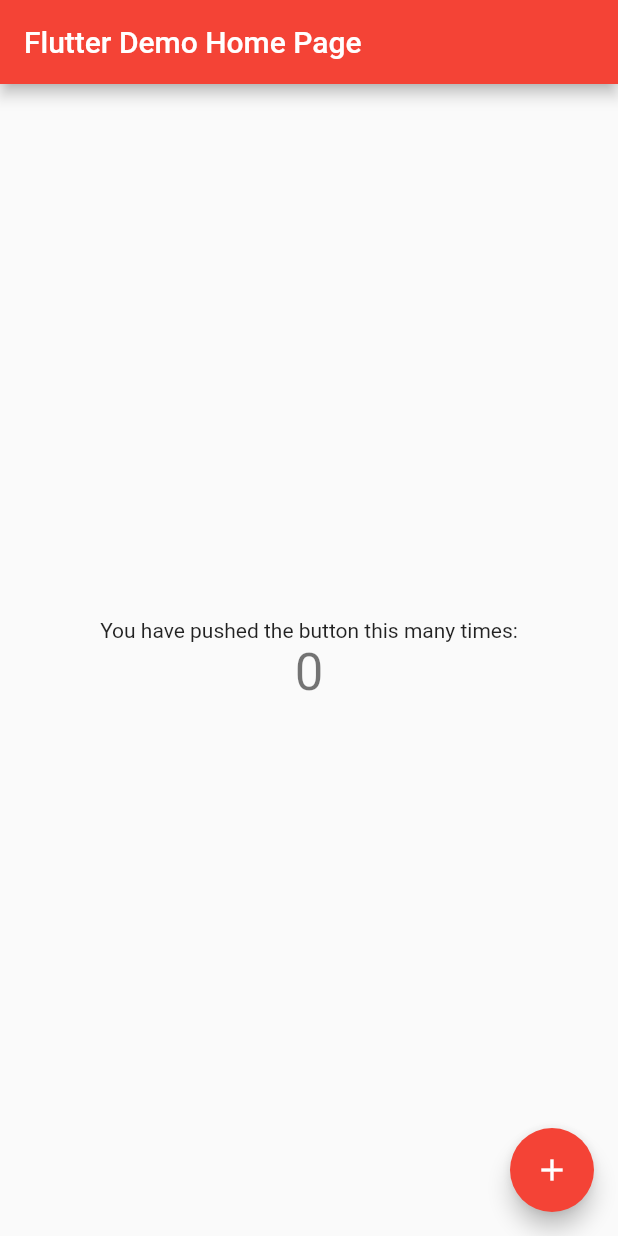
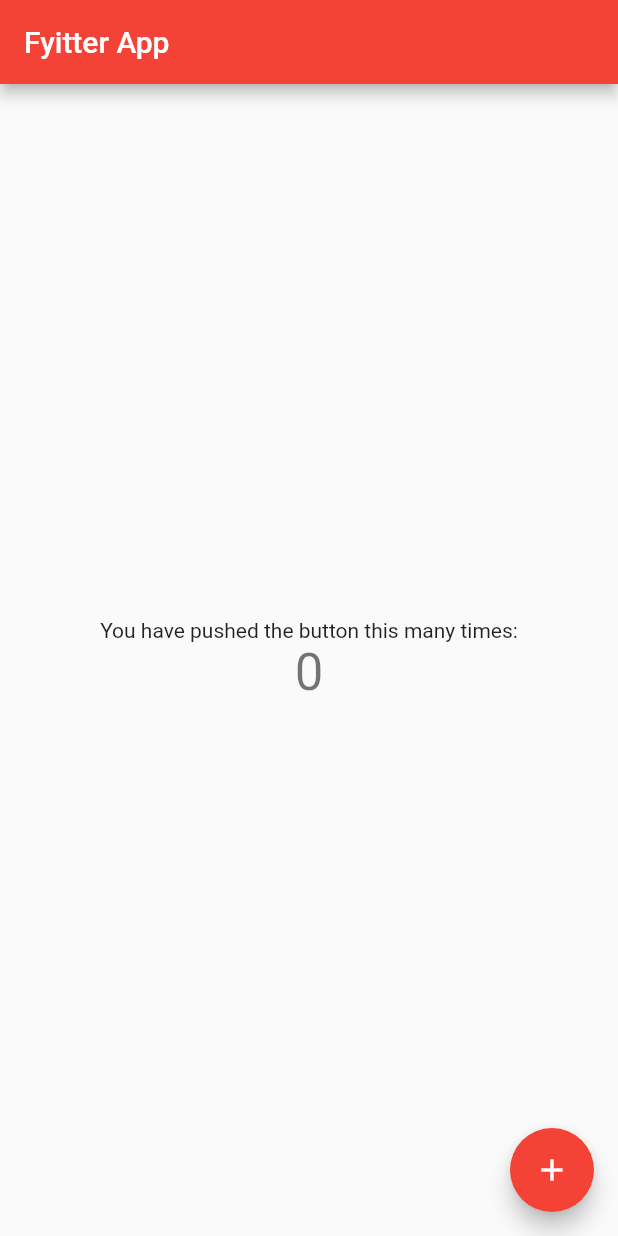
Before and after one commit to zarub2k/fyitter, a Flutter app: the screen it shows after launch, on a phone screen of 412 x 824 dp. Run offline on Flutter 3.47's test engine with Material 2 defaults, Android fonts, the phone set to English and light mode, and no system bars.

Commit message:
app name is changed

```diff
--- a/lib/main.dart
+++ b/lib/main.dart
@@ -1,13 +1,13 @@
 import 'package:flutter/material.dart';
 
-void main() => runApp(MyApp());
+void main() => runApp(FyitterApp());
 
-class MyApp extends StatelessWidget {
+class FyitterApp extends StatelessWidget {
   // This widget is the root of your application.
   @override
   Widget build(BuildContext context) {
     return MaterialApp(
-      title: 'Flutter Demo',
+      title: 'Fyitter App',
       theme: ThemeData(
         // This is the theme of your application.
         //
@@ -20,7 +20,7 @@ class MyApp extends StatelessWidget {
         // is not restarted.
         primarySwatch: Colors.red,
       ),
-      home: MyHomePage(title: 'Flutter Demo Home Page'),
+      home: MyHomePage(title: 'Fyitter App'),
     );
   }
 }
```
Also changed, not shown: 1 other file.
